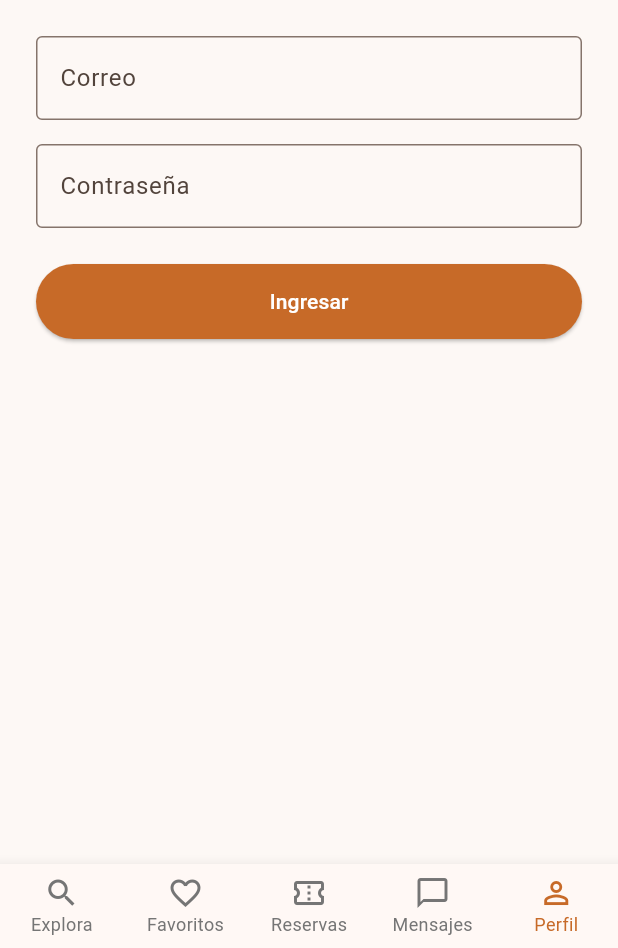
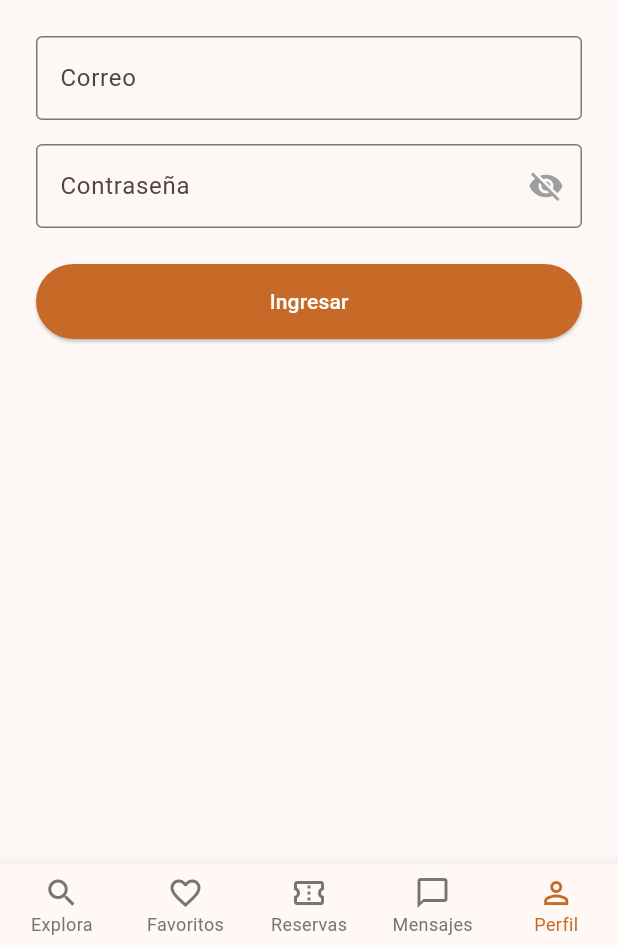
Before and after one commit to tallirg/vivra_app, a Flutter app: the screen it shows after launch, item 5 of the bottom bar chosen, on a phone screen of 412 x 824 dp, the part 288-1236 px from its top. Run offline on Flutter 3.47's test engine with Material 3 defaults, Android fonts, the phone set to English and light mode, and no system bars; our stand-ins replace dio, flutter_secure_storage; network calls fail.

```diff
--- a/lib/main.dart
+++ b/lib/main.dart
@@ -733,6 +733,7 @@ class _LoginTabState extends State<LoginTab> {
   final _passwordController = TextEditingController();
   final _dio = Dio();
   bool _isLoading = false;
+  bool _obscurePassword = true; // 👁️ Nueva variable para controlar el ojito
 
   Future<void> _login() async {
     if (_emailController.text.isEmpty || _passwordController.text.isEmpty) {
@@ -749,7 +750,7 @@ class _LoginTabState extends State<LoginTab> {
       );
 
       if (response.statusCode == 200) {
-        // Buscamos 'token' o 'access_token' para asegurar que agarramos el pase VIP real
+        // Buscamos 'token' o 'access_token'
         String token = response.data['token'] ?? response.data['access_token'] ?? '';
 
         if (token.isNotEmpty) {
@@ -779,9 +780,34 @@ class _LoginTabState extends State<LoginTab> {
             const SizedBox(height: 16),
             const Text('Accede a tu cuenta de Vivra', style: TextStyle(fontSize: 18, fontWeight: FontWeight.bold)),
             const SizedBox(height: 24),
-            TextField(controller: _emailController, decoration: const InputDecoration(labelText: 'Correo', border: OutlineInputBorder())),
+            TextField(
+              controller: _emailController,
+              decoration: const InputDecoration(labelText: 'Correo', border: OutlineInputBorder())
+            ),
             const SizedBox(height: 16),
-            TextField(controller: _passwordController, obscureText: true, decoration: const InputDecoration(labelText: 'Contraseña', border: OutlineInputBorder())),
+
+            // 👁️ Campo de contraseña actualizado con el ojito
+            TextField(
+              controller: _passwordController,
+              obscureText: _obscurePassword,
+              decoration: InputDecoration(
+                labelText: 'Contraseña',
+                border: const OutlineInputBorder(),
+                suffixIcon: IconButton(
+                  icon: Icon(
+                    _obscurePassword ? Icons.visibility_off : Icons.visibility,
+                    color: Colors.grey,
+                  ),
+                  onPressed: () {
+                    // Cambiamos el estado al presionar el botón
+                    setState(() {
+                      _obscurePassword = !_obscurePassword;
+                    });
+                  },
+                ),
+              )
+            ),
+
             const SizedBox(height: 24),
             _isLoading
                 ? const CircularProgressIndicator()
@@ -852,9 +878,12 @@ class _ExperienceDetailScreenState extends State<ExperienceDetailScreen> {
     }
   }
 
-  // Calculadora de precio dinámico (igual a la de Laravel)
+  // Calculadora de precio dinámico (Corregida)
     int _calculateTotalPrice() {
-    int basePrice = int.tryParse(widget.experience['price']?.toString() ?? '0') ?? 0;
+      // Ahora busca tanto 'price' como 'precio'
+      String priceStr = widget.experience['price']?.toString() ?? widget.experience['precio']?.toString() ?? '0';
+      int basePrice = int.tryParse(priceStr) ?? 0;
+
       int included = int.tryParse(widget.experience['included_persons']?.toString() ?? '1') ?? 1;
       int extraPrice = int.tryParse(widget.experience['extra_person_price']?.toString() ?? '0') ?? 0;
 
```
Lines whose indentation alone changed are shown as unchanged.
